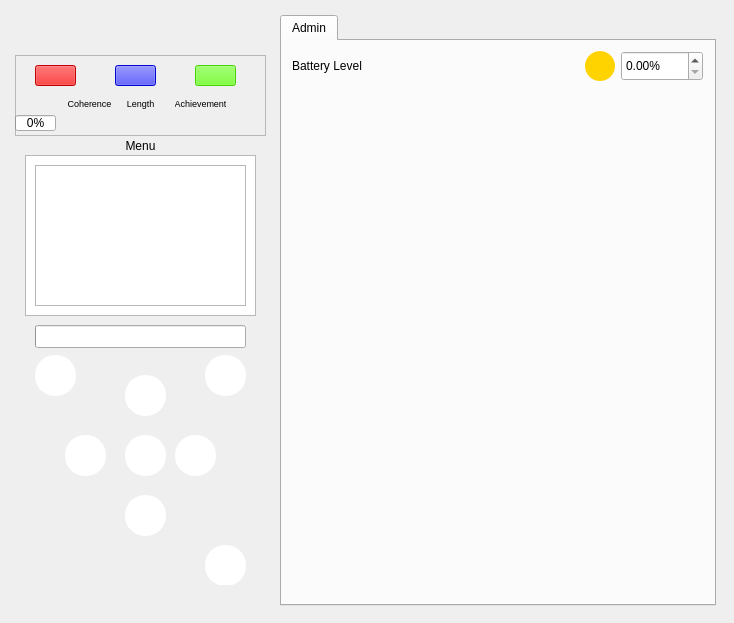
Qt form ui/mainwindow.ui (code-monke/COMP3004B-Team-Project) before a commit.
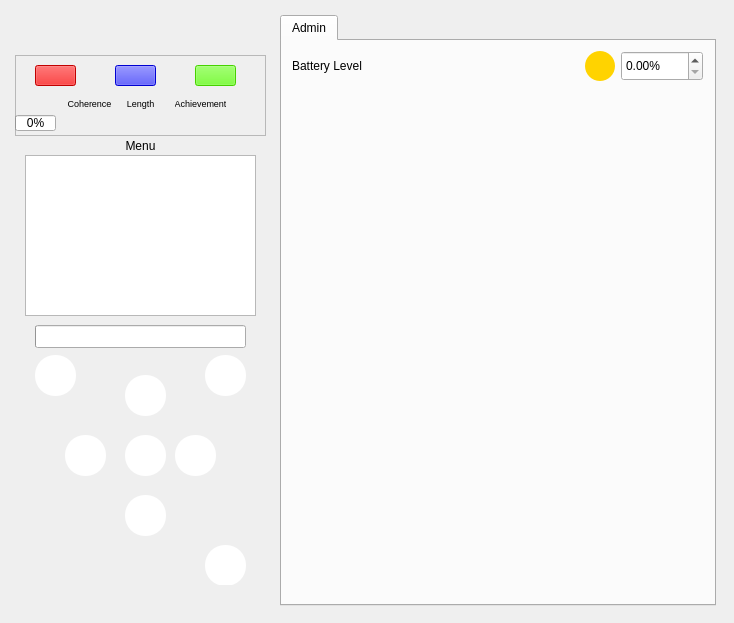
The same form after that commit. Icons and pictures are not drawn. Custom widgets are drawn as their Qt base class.

```diff
--- a/ui/mainwindow.ui
+++ b/ui/mainwindow.ui
@@ -266,6 +266,10 @@
           <height>161</height>
          </rect>
         </property>
+        <property name="styleSheet">
+         <string notr="true">background-color: rgb(0, 0, 0);
+</string>
+        </property>
        </widget>
        <widget class="QLabel" name="menuLabel">
         <property name="geometry">
@@ -289,31 +293,40 @@
        <widget class="QWidget" name="programViewWidget" native="true">
         <property name="geometry">
          <rect>
-          <x>20</x>
-          <y>130</y>
-          <width>211</width>
-          <height>141</height>
+          <x>10</x>
+          <y>120</y>
+          <width>231</width>
+          <height>161</height>
          </rect>
         </property>
+        <property name="styleSheet">
+         <string notr="true"/>
+        </property>
         <widget class="QListWidget" name="listWidget">
          <property name="geometry">
           <rect>
            <x>0</x>
            <y>0</y>
-           <width>211</width>
-           <height>141</height>
+           <width>231</width>
+           <height>161</height>
           </rect>
          </property>
+         <property name="styleSheet">
+          <string notr="true"/>
+         </property>
         </widget>
         <widget class="QCustomPlot" name="customPlot" native="true">
          <property name="geometry">
           <rect>
            <x>0</x>
            <y>0</y>
-           <width>211</width>
-           <height>141</height>
+           <width>231</width>
+           <height>161</height>
           </rect>
          </property>
+         <property name="styleSheet">
+          <string notr="true"/>
+         </property>
         </widget>
        </widget>
        <widget class="QFrame" name="statusBar">
```
Left out of the diff: 15 changed lines with no effect on the pictures.
